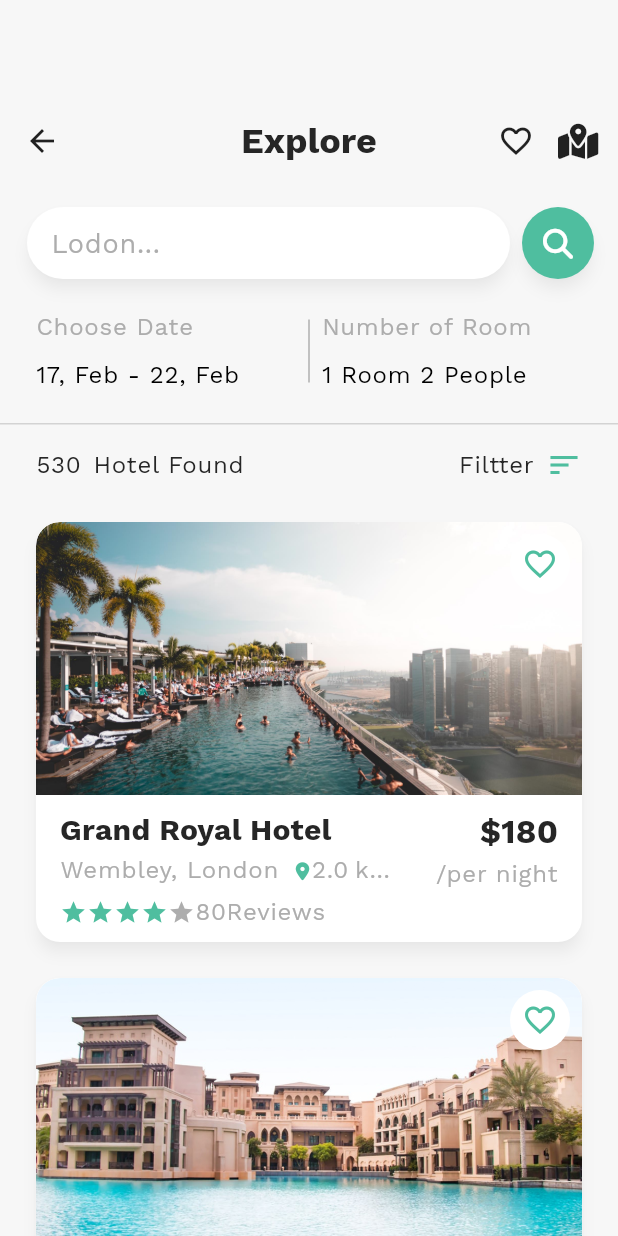
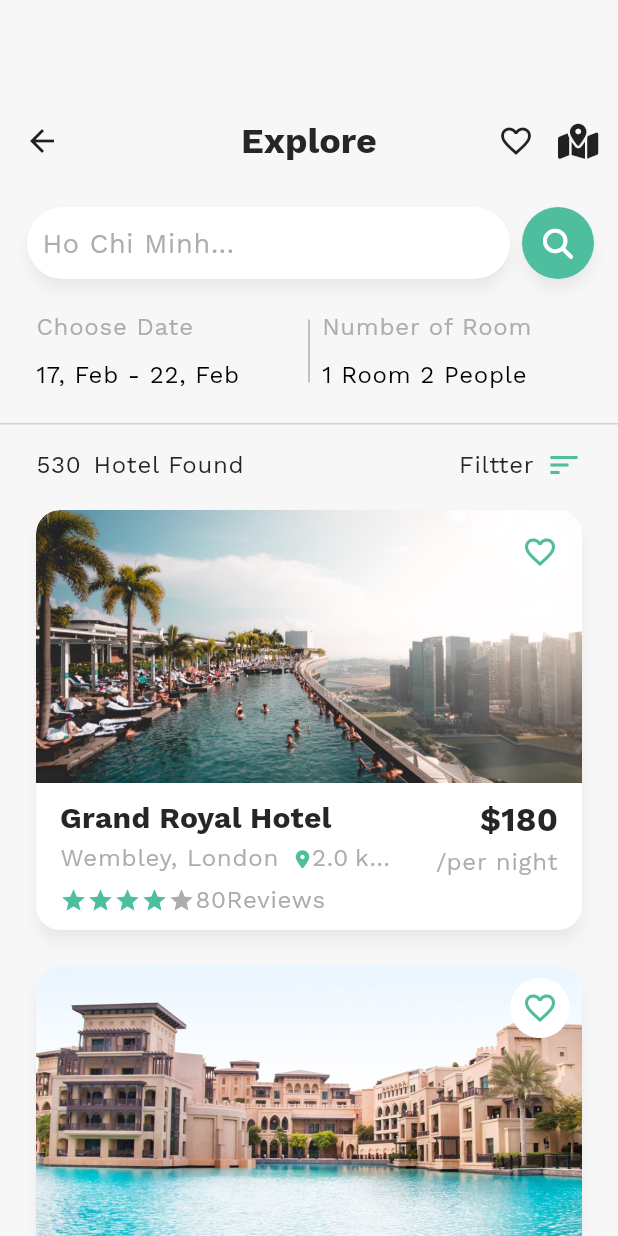
Before and after one commit to hdkhoaapcs22/Booking-New-Hotel, a Flutter app: the HotelHomeScreen screen opened directly, on a phone screen of 412 x 824 dp. Run offline on Flutter 3.47's test engine with Material 3 defaults, Android fonts, the phone set to English and light mode, and no system bars; drawn by our look-alikes of flutter_rating_bar; our stand-ins replace firebase_auth, firebase_core, font_awesome_flutter, google_fonts, google_maps_flutter, shared_preferences and 1 more; accounts and stored records are empty.

Commit message:
add helper searching by city, date and room data function

```diff
--- a/booking_new_hotel/lib/models/hotel_list_data.dart
+++ b/booking_new_hotel/lib/models/hotel_list_data.dart
@@ -50,7 +50,7 @@ class HotelListData {
       perNight: 180,
       roomData: RoomData(1, 2),
       isSelected: true,
-      date: DateText(1, 5),
+      date: DateText(DateTime.now().day, DateTime.now().day + 6),
       location: const LatLng(51.516898, -0.143377),
     ),
     HotelListData(
@@ -63,7 +63,7 @@ class HotelListData {
       perNight: 200,
       roomData: RoomData(1, 3),
       isSelected: false,
-      date: DateText(2, 6),
+      date: DateText(DateTime.now().day + 2, DateTime.now().day + 6),
       location: const LatLng(51.505799, -0.137904),
     ),
     HotelListData(
@@ -76,7 +76,7 @@ class HotelListData {
       perNight: 60,
       roomData: RoomData(2, 3),
       isSelected: false,
-      date: DateText(5, 9),
+      date: DateText(DateTime.now().day + 5, DateTime.now().day + 9),
       location: const LatLng(51.499162, -0.119788),
     ),
     HotelListData(
@@ -89,7 +89,7 @@ class HotelListData {
       perNight: 170,
       isSelected: false,
       roomData: RoomData(2, 2),
-      date: DateText(1, 5),
+      date: DateText(DateTime.now().day, DateTime.now().day + 5),
       location: const LatLng(51.519541, -0.114503),
     ),
     HotelListData(
@@ -102,7 +102,20 @@ class HotelListData {
       isSelected: false,
       perNight: 200,
       roomData: RoomData(1, 7),
-      date: DateText(1, 4),
+      date: DateText(DateTime.now().day, DateTime.now().day + 4),
+      location: const LatLng(51.508383, -0.109502),
+    ),
+    HotelListData(
+      imagePath: Localfiles.hotel_5,
+      titleTxt: 'Grand Royal Hotel',
+      subTxt: 'Wembley, Ho',
+      dist: 2.0,
+      reviews: 240,
+      rating: 4.5,
+      isSelected: false,
+      perNight: 200,
+      roomData: RoomData(1, 7),
+      date: DateText(DateTime.now().day, DateTime.now().day + 4),
       location: const LatLng(51.508383, -0.109502),
     ),
   ];
--- a/booking_new_hotel/lib/modules/hotelBooking/components/time_date_view.dart
+++ b/booking_new_hotel/lib/modules/hotelBooking/components/time_date_view.dart
@@ -12,15 +12,17 @@ import '../../../utils/text_styles.dart';
 import 'calendar_pop_view.dart';
 import 'room_pop_up_view.dart';
 
+// ignore: must_be_immutable
 class TimeDateView extends StatefulWidget {
-  const TimeDateView({super.key});
+  Function(DateTime, DateTime, RoomData) callback;
+  TimeDateView(this.callback, {Key? key}) : super(key: key);
 
   @override
   State<TimeDateView> createState() => _TimeDateViewState();
 }
 
 class _TimeDateViewState extends State<TimeDateView> {
-  RoomData _roomData = RoomData(1, 2);
+  RoomData _roomData = RoomData(1,2);
   DateTime startDate = DateTime.now();
   DateTime endDate = DateTime.now().add(const Duration(days: 5));
   LanguageType _languageType = applicationcontext == null
@@ -113,6 +115,7 @@ class _TimeDateViewState extends State<TimeDateView> {
                 setState(() {
                   startDate = startData;
                   endDate = endData;
+                  widget.callback(startDate, endDate, _roomData);
                 });
               },
               onCancelClick: () {},
@@ -128,6 +131,7 @@ class _TimeDateViewState extends State<TimeDateView> {
               onChange: (data) {
                 setState(() {
                   _roomData = data;
+                  widget.callback(startDate, endDate, _roomData);
                 });
               },
             ));
--- a/booking_new_hotel/lib/modules/hotelBooking/filtterScreen/slider_view.dart
+++ b/booking_new_hotel/lib/modules/hotelBooking/filtterScreen/slider_view.dart
@@ -27,7 +27,7 @@ class _SliderViewState extends State<SliderView> {
       child: Column(children: [
         Row(
           children: [
-            Expanded(
+            const Expanded(
               flex: 100,
               child: SizedBox(),
             ),
@@ -53,7 +53,7 @@ class _SliderViewState extends State<SliderView> {
                 ],
               ),
             ),
-            Expanded(
+            const Expanded(
               flex: 60,
               child: SizedBox(),
             ),
--- a/booking_new_hotel/lib/modules/hotelBooking/hotel_home_screen.dart
+++ b/booking_new_hotel/lib/modules/hotelBooking/hotel_home_screen.dart
@@ -11,12 +11,11 @@ import 'package:font_awesome_flutter/font_awesome_flutter.dart';
 import 'package:provider/provider.dart';
 
 import '../../models/hotel_list_data.dart';
+import '../../models/room_data.dart';
 import '../../utils/text_styles.dart';
 import '../../utils/themes.dart';
-import '../../widgets/common_search_bar.dart';
 import '../myTrips/hotel_list_view.dart';
 import 'components/filter_bar_UI.dart';
-import 'components/map_and_list_view.dart';
 import 'components/time_date_view.dart';
 
 class HotelHomeScreen extends StatefulWidget {
@@ -30,8 +29,10 @@ class _HotelHomeScreenState extends State<HotelHomeScreen>
     with TickerProviderStateMixin {
   late AnimationController animationController;
   late AnimationController _animationController;
-  var hotelList = HotelListData.hotelList;
+  List<HotelListData> hotelList = HotelListData.hotelList;
+  List<HotelListData> filterHotelList = HotelListData.hotelList;
   ScrollController scrollController = ScrollController();
+  String currentCountry = 'Ho Chi Minh...';
 
   int room = 1;
   int add = 2;
@@ -68,7 +69,6 @@ class _HotelHomeScreenState extends State<HotelHomeScreen>
         }
       }
     });
-
     super.initState();
   }
 
@@ -102,15 +102,17 @@ class _HotelHomeScreenState extends State<HotelHomeScreen>
                         Container(
                           color: AppTheme.scaffoldBackgroundColor,
                           child: ListView.builder(
+                            itemExtent: 304,
                             controller: scrollController,
-                            itemCount: hotelList.length,
+                            itemCount: filterHotelList.length,
                             padding: const EdgeInsets.only(
-                              top: 8 + 158 + 52.0,
+                              top: 158 + 52.0,
                             ),
                             scrollDirection: Axis.vertical,
                             itemBuilder: (context, index) {
-                              var count =
-                                  hotelList.length > 10 ? 10 : hotelList.length;
+                              var count = filterHotelList.length > 10
+                                  ? 10
+                                  : filterHotelList.length;
                               var animation =
                                   Tween(begin: 0.0, end: 1.0).animate(
                                 CurvedAnimation(
@@ -124,9 +126,9 @@ class _HotelHomeScreenState extends State<HotelHomeScreen>
                                   callback: () {
                                     NavigationServices(context)
                                         .gotoRoomBookingScreen(
-                                            hotelList[index].titleTxt);
+                                            filterHotelList[index].titleTxt);
                                   },
-                                  hotelData: hotelList[index],
+                                  hotelData: filterHotelList[index],
                                   animation: animation,
                                   animationController: animationController,
                                   ratingOfHotel:
@@ -158,7 +160,16 @@ class _HotelHomeScreenState extends State<HotelHomeScreen>
                                                 _getSearchBarUI(),
 
                                                 // time date and no of rooms view
-                                                const TimeDateView(),
+                                                TimeDateView((
+                                                  DateTime start,
+                                                  DateTime end,
+                                                  RoomData roomData,
+                                                ) {
+                                                  setState(() {
+                                                    helperSearchingByDateAndRoomData(
+                                                        start, end, roomData);
+                                                  });
+                                                }),
                                               ],
                                             ),
                                           ),
@@ -273,11 +284,28 @@ class _HotelHomeScreenState extends State<HotelHomeScreen>
               child: CommonCard(
                 color: AppTheme.backgroundColor,
                 radius: 36,
-                child: const CommonSearchBar(
-                  enabled: true,
-                  isShow: false,
-                  text: "Lodon...",
-                ),
+                child: Row(children: [
+                  Expanded(
+                    child: TextField(
+                      maxLines: 1,
+                      enabled: true,
+                      onChanged: (String text) =>
+                          helperSearchingByLocation(text),
+                      cursorColor: Theme.of(context).primaryColor,
+                      decoration: InputDecoration(
+                        contentPadding: const EdgeInsets.all(10),
+                        errorText: null,
+                        border: InputBorder.none,
+                        hintText: currentCountry,
+                        hintStyle:
+                            TextStyles(context).getDescriptionStyle().copyWith(
+                                  color: AppTheme.secondaryTextColor,
+                                  fontSize: 18,
+                                ),
+                      ),
+                    ),
+                  ),
+                ]),
               ),
             ),
           ),
@@ -287,9 +315,7 @@ class _HotelHomeScreenState extends State<HotelHomeScreen>
             child: Material(
               color: Colors.transparent,
               child: InkWell(
-                onTap: () {
-                  NavigationServices(context).gotoSearchScreen();
-                },
+                onTap: () {},
                 child: Padding(
                   padding: const EdgeInsets.all(14),
                   // ignore: deprecated_member_use
@@ -303,4 +329,47 @@ class _HotelHomeScreenState extends State<HotelHomeScreen>
       ),
     );
   }
+
+  void helperSearchingByLocation(String text) {
+    List<HotelListData> tmp = [];
+    if (text.isEmpty) {
+      tmp = HotelListData.hotelList;
+    } else {
+      RegExp exp = RegExp(' .+');
+      for (int i = 0; i < hotelList.length; i++) {
+        RegExpMatch? match = exp.firstMatch(hotelList[i].subTxt);
+        if (match![0].toString().trim() == text) {
+          tmp.add(hotelList[i]);
+        }
+      }
+    }
+    if (tmp.isEmpty) {
+      // will be done something
+    } else {
+      setState(() {
+        filterHotelList = tmp;
+      });
+    }
+  }
+
+  void helperSearchingByDateAndRoomData(
+      DateTime start, DateTime end, RoomData roomData) {
+    List<HotelListData> tmp = [];
+    for (int i = 0; i < hotelList.length; i++) {
+      if (hotelList[i].date!.startDate == start.day &&
+          hotelList[i].date!.endDate == end.day &&
+          hotelList[i].roomData!.numberRoom == roomData.numberRoom &&
+          hotelList[i].roomData!.people == roomData.people) {
+        tmp.add(hotelList[i]);
+      }
+    }
+    if (tmp.isEmpty) {
+      // will be done something
+      print("No data found");
+    } else {
+      setState(() {
+        filterHotelList = tmp;
+      });
+    }
+  }
 }
--- a/booking_new_hotel/lib/modules/hotelDetails/room_booking.dart
+++ b/booking_new_hotel/lib/modules/hotelDetails/room_booking.dart
@@ -60,10 +60,7 @@ class _RoomBookingScreenState extends State<RoomBookingScreen>
   Widget getAppBarUI() {
     return Padding(
       padding: EdgeInsets.only(
-          top: AppBar().preferredSize.height + 10,
-          left: 16,
-          right: 16,
-          bottom: 16),
+          top: AppBar().preferredSize.height, left: 16, right: 16, bottom: 16),
       child: Row(
           crossAxisAlignment: CrossAxisAlignment.center,
           mainAxisAlignment: MainAxisAlignment.end,
```
Also changed, not shown: booking_new_hotel/lib/widgets/common_search_bar.dart (+9 -5 lines).
